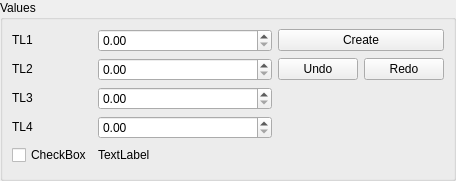
Above: src/EntityGUI/EntityGUI_4Spin1Check_QTD.ui from SalomePlatform/geom before the change. Below: the same form after it.
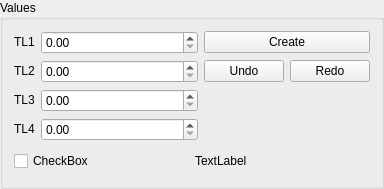
That is the form after the change. Custom widgets are drawn as their Qt base class.

Commit message: rnc: slight GUI and translation modifications

Patch:
```diff
--- a/src/EntityGUI/EntityGUI_4Spin1Check_QTD.ui
+++ b/src/EntityGUI/EntityGUI_4Spin1Check_QTD.ui
@@ -6,8 +6,8 @@
    <rect>
     <x>0</x>
     <y>0</y>
-    <width>456</width>
-    <height>181</height>
+    <width>384</width>
+    <height>189</height>
    </rect>
   </property>
   <property name="windowTitle">
@@ -25,25 +25,52 @@
      <property name="title">
       <string>Values</string>
      </property>
-     <layout class="QGridLayout" columnstretch="0,1,0">
-      <property name="margin">
-       <number>9</number>
-      </property>
-      <property name="spacing">
-       <number>6</number>
-      </property>
-      <item row="2" column="1">
-       <widget class="SalomeApp_DoubleSpinBox" name="SpinBox_DZ"/>
-      </item>
-      <item row="3" column="1">
-       <widget class="SalomeApp_DoubleSpinBox" name="SpinBox_DS"/>
-      </item>
-      <item row="1" column="1">
-       <widget class="SalomeApp_DoubleSpinBox" name="SpinBox_DY"/>
+     <layout class="QGridLayout" name="gridLayout" columnstretch="0,1,0">
+      <item row="0" column="0">
+       <widget class="QLabel" name="TextLabel1">
+        <property name="sizePolicy">
+         <sizepolicy hsizetype="Fixed" vsizetype="Fixed">
+          <horstretch>0</horstretch>
+          <verstretch>0</verstretch>
+         </sizepolicy>
+        </property>
+        <property name="text">
+         <string>TL1</string>
+        </property>
+        <property name="wordWrap">
+         <bool>false</bool>
+        </property>
+       </widget>
       </item>
       <item row="0" column="1">
        <widget class="SalomeApp_DoubleSpinBox" name="SpinBox_DX"/>
       </item>
+      <item row="0" column="2">
+       <widget class="QPushButton" name="buttonApply">
+        <property name="text">
+         <string>Create</string>
+        </property>
+       </widget>
+      </item>
+      <item row="1" column="0">
+       <widget class="QLabel" name="TextLabel2">
+        <property name="sizePolicy">
+         <sizepolicy hsizetype="Fixed" vsizetype="Fixed">
+          <horstretch>0</horstretch>
+          <verstretch>0</verstretch>
+         </sizepolicy>
+        </property>
+        <property name="text">
+         <string>TL2</string>
+        </property>
+        <property name="wordWrap">
+         <bool>false</bool>
+        </property>
+       </widget>
+      </item>
+      <item row="1" column="1">
+       <widget class="SalomeApp_DoubleSpinBox" name="SpinBox_DY"/>
+      </item>
       <item row="1" column="2">
        <layout class="QGridLayout">
         <property name="margin">
@@ -68,61 +95,6 @@
         </item>
        </layout>
       </item>
-      <item row="0" column="2">
-       <widget class="QPushButton" name="buttonApply">
-        <property name="text">
-         <string>Create</string>
-        </property>
-       </widget>
-      </item>
-      <item row="0" column="0">
-       <widget class="QLabel" name="TextLabel1">
-        <property name="sizePolicy">
-         <sizepolicy hsizetype="Fixed" vsizetype="Fixed">
-          <horstretch>0</horstretch>
-          <verstretch>0</verstretch>
-         </sizepolicy>
-        </property>
-        <property name="text">
-         <string>TL1</string>
-        </property>
-        <property name="wordWrap">
-         <bool>false</bool>
-        </property>
-       </widget>
-      </item>
-      <item row="3" column="0">
-       <widget class="QLabel" name="TextLabel4">
-        <property name="sizePolicy">
-         <sizepolicy hsizetype="Fixed" vsizetype="Fixed">
-          <horstretch>0</horstretch>
-          <verstretch>0</verstretch>
-         </sizepolicy>
-        </property>
-        <property name="text">
-         <string>TL4</string>
-        </property>
-        <property name="wordWrap">
-         <bool>false</bool>
-        </property>
-       </widget>
-      </item>
-      <item row="1" column="0">
-       <widget class="QLabel" name="TextLabel2">
-        <property name="sizePolicy">
-         <sizepolicy hsizetype="Fixed" vsizetype="Fixed">
-          <horstretch>0</horstretch>
-          <verstretch>0</verstretch>
-         </sizepolicy>
-        </property>
-        <property name="text">
-         <string>TL2</string>
-        </property>
-        <property name="wordWrap">
-         <bool>false</bool>
-        </property>
-       </widget>
-      </item>
       <item row="2" column="0">
        <widget class="QLabel" name="TextLabel3">
         <property name="sizePolicy">
@@ -139,20 +111,46 @@
         </property>
        </widget>
       </item>
-      <item row="5" column="0">
-       <widget class="QCheckBox" name="checkBox">
-        <property name="text">
-         <string>CheckBox</string>
-        </property>
-       </widget>
+      <item row="2" column="1">
+       <widget class="SalomeApp_DoubleSpinBox" name="SpinBox_DZ"/>
       </item>
-      <item row="5" column="1" colspan="2">
-       <widget class="QLabel" name="label">
+      <item row="3" column="0">
+       <widget class="QLabel" name="TextLabel4">
+        <property name="sizePolicy">
+         <sizepolicy hsizetype="Fixed" vsizetype="Fixed">
+          <horstretch>0</horstretch>
+          <verstretch>0</verstretch>
+         </sizepolicy>
+        </property>
         <property name="text">
-         <string>TextLabel</string>
+         <string>TL4</string>
         </property>
+        <property name="wordWrap">
+         <bool>false</bool>
+        </property>
        </widget>
       </item>
+      <item row="3" column="1">
+       <widget class="SalomeApp_DoubleSpinBox" name="SpinBox_DS"/>
+      </item>
+      <item row="4" column="0" colspan="3">
+       <layout class="QHBoxLayout" name="horizontalLayout">
+        <item>
+         <widget class="QCheckBox" name="checkBox">
+          <property name="text">
+           <string>CheckBox</string>
+          </property>
+         </widget>
+        </item>
+        <item>
+         <widget class="QLabel" name="label">
+          <property name="text">
+           <string>TextLabel</string>
+          </property>
+         </widget>
+        </item>
+       </layout>
+      </item>
      </layout>
     </widget>
    </item>
```
The commit also changes 6 other files.
